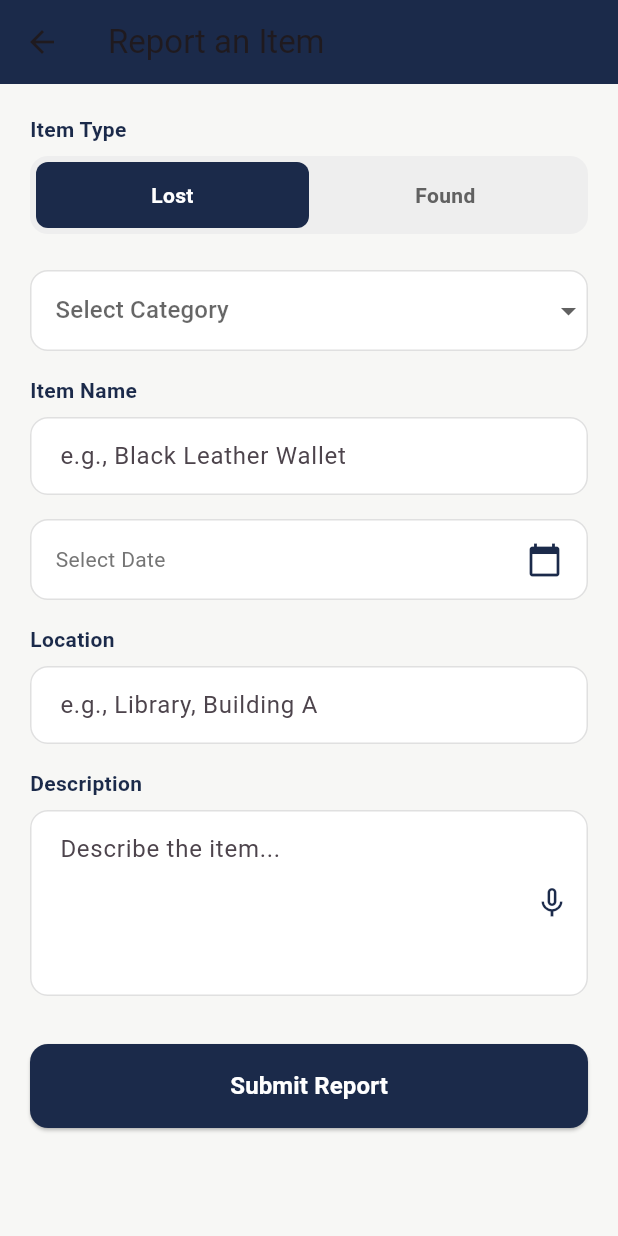
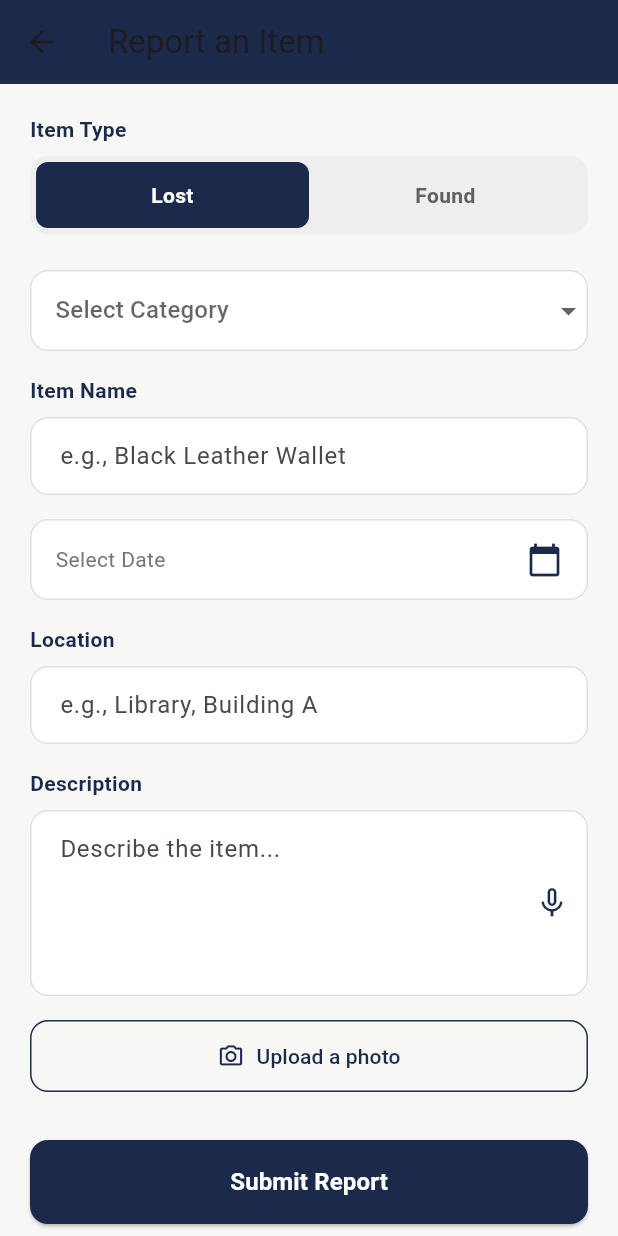
Before and after one commit to atuheirebonitah9-star/find_it, a Flutter app: the ReportItemScreen screen opened directly, on a phone screen of 412 x 824 dp. Run offline on Flutter 3.47's test engine with Material 3 defaults, Android fonts, the phone set to English and light mode, and no system bars; our stand-ins replace audioplayers, cloud_firestore, firebase_auth, firebase_core, firebase_messaging, firebase_storage and 3 more; missing offline and left inert: record; accounts and stored records are empty.

Commit message:
Implement photo upload feature changes

```diff
--- a/lib/screens/report_item_screen.dart
+++ b/lib/screens/report_item_screen.dart
@@ -1,3 +1,6 @@
+import 'dart:io';
+
+import 'package:image_picker/image_picker.dart';
 import 'package:flutter/material.dart';
 import 'package:firebase_auth/firebase_auth.dart';
 import 'package:provider/provider.dart';
@@ -23,6 +26,7 @@ class _ReportItemScreenState extends State<ReportItemScreen> {
   String? selectedCategory;
   DateTime? selectedDate;
   bool _isListening = false;
+  XFile? _pickedImage;
 
   final TextEditingController itemNameController = TextEditingController();
   final TextEditingController locationController = TextEditingController();
@@ -36,6 +40,55 @@ class _ReportItemScreenState extends State<ReportItemScreen> {
     'Bag',
     'Other',
   ];
+Future<void> _pickImage() async {
+    final source = await showModalBottomSheet<ImageSource>(
+      context: context,
+      builder: (context) {
+        return SafeArea(
+          child: Wrap(
+            children: [
+              ListTile(
+                leading: const Icon(Icons.photo_camera_outlined),
+                title: const Text('Take a photo'),
+                onTap: () => Navigator.pop(context, ImageSource.camera),
+              ),
+              ListTile(
+                leading: const Icon(Icons.photo_library_outlined),
+                title: const Text('Choose from gallery'),
+                onTap: () => Navigator.pop(context, ImageSource.gallery),
+              ),
+            ],
+          ),
+        );
+      },
+    );
+
+    if (source == null) return;
+
+    try {
+      final picker = ImagePicker();
+      final image = await picker.pickImage(
+        source: source,
+        maxWidth: 1600,
+        imageQuality: 80,
+      );
+
+      if (image != null) {
+        setState(() => _pickedImage = image);
+      }
+    } catch (e) {
+      if (!mounted) return;
+      ScaffoldMessenger.of(context).showSnackBar(
+        SnackBar(
+          content: Text(
+            source == ImageSource.camera
+                ? 'Could not access camera. Check app permissions.'
+                : 'Could not access photos. Check app permissions.',
+          ),
+        ),
+      );
+    }
+  }
 
   Future<void> _selectDate() async {
     final DateTime? picked = await showDatePicker(
@@ -97,7 +150,16 @@ class _ReportItemScreenState extends State<ReportItemScreen> {
     }
   }
 
-  Future<void> _submitReport() async {
+Future<void> _submitReport() async {
+    if (_pickedImage == null) {
+      ScaffoldMessenger.of(context).showSnackBar(
+        const SnackBar(
+          content: Text('Please upload a photo of the item.'),
+        ),
+      );
+      return;
+    }
+
     if (_formKey.currentState!.validate() &&
         selectedCategory != null &&
         selectedDate != null) {
@@ -399,8 +461,7 @@ class _ReportItemScreenState extends State<ReportItemScreen> {
                   label: 'Location',
                 ),
                 const SizedBox(height: 16),
-
-                _buildTextField(
+_buildTextField(
                   controller: descriptionController,
                   hint: 'Describe the item...',
                   label: 'Description',
@@ -419,6 +480,53 @@ class _ReportItemScreenState extends State<ReportItemScreen> {
                     },
                   ),
                 ),
+                const SizedBox(height: 16),
+
+                OutlinedButton.icon(
+                  onPressed: _pickImage,
+                  icon: const Icon(Icons.photo_camera_outlined,
+                      color: Color(0xFF1B2A4A)),
+                  label: const Text(
+                    'Upload a photo',
+                    style: TextStyle(color: Color(0xFF1B2A4A)),
+                  ),
+                  style: OutlinedButton.styleFrom(
+                    side: const BorderSide(color: Color(0xFF1B2A4A)),
+                    shape: RoundedRectangleBorder(
+                      borderRadius: BorderRadius.circular(12),
+                    ),
+                    padding: const EdgeInsets.symmetric(vertical: 14),
+                  ),
+                ),
+                if (_pickedImage != null) ...[
+                  const SizedBox(height: 16),
+                  Stack(
+                    children: [
+                      ClipRRect(
+                        borderRadius: BorderRadius.circular(12),
+                        child: Image.file(
+                          File(_pickedImage!.path),
+                          height: 180,
+                          width: double.infinity,
+                          fit: BoxFit.cover,
+                        ),
+                      ),
+                      Positioned(
+                        top: 8,
+                        right: 8,
+                        child: CircleAvatar(
+                          backgroundColor: Colors.black54,
+                          child: IconButton(
+                            icon: const Icon(Icons.close,
+                                color: Colors.white, size: 18),
+                            onPressed: () =>
+                                setState(() => _pickedImage = null),
+                          ),
+                        ),
+                      ),
+                    ],
+                  ),
+                ],
                 const SizedBox(height: 32),
 
                 SizedBox(
```
